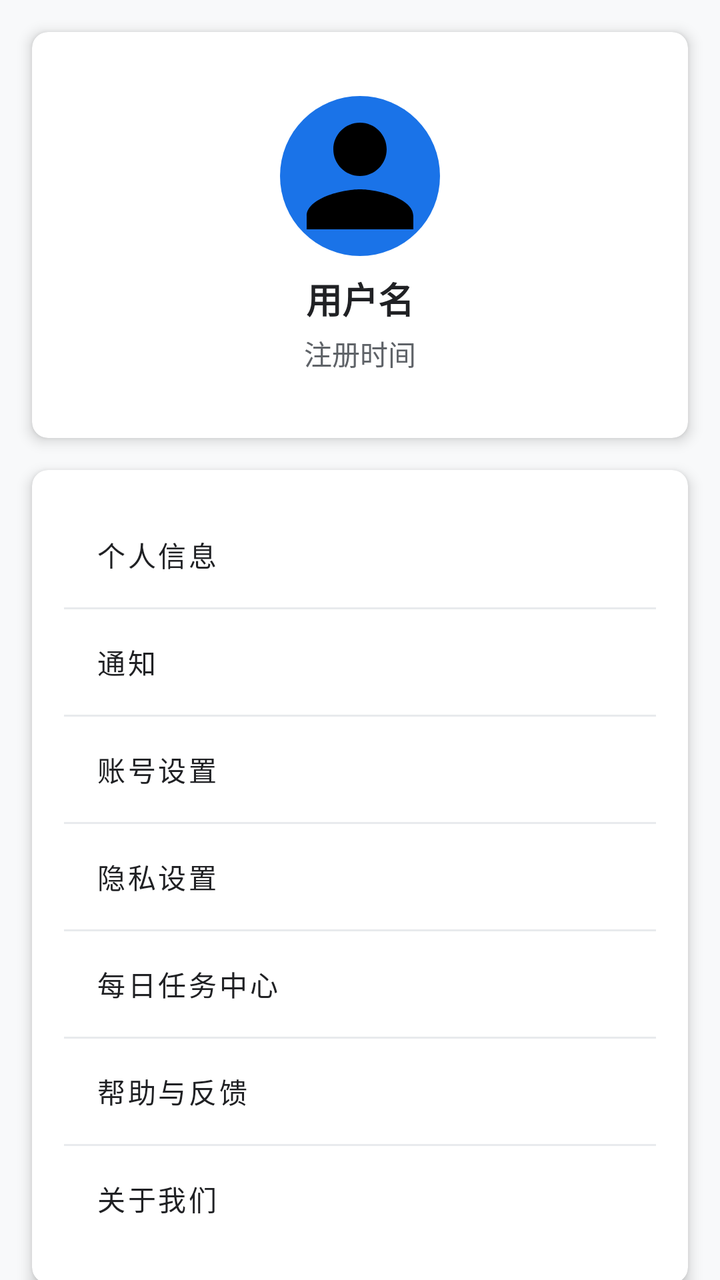
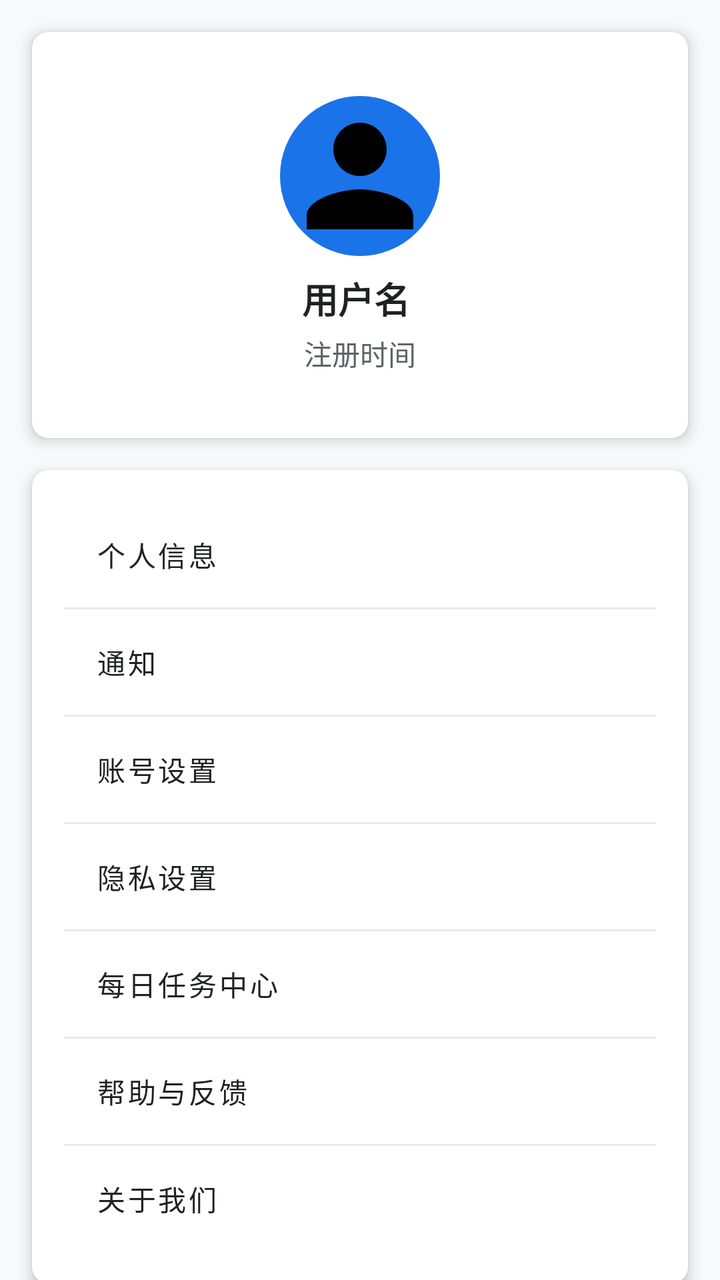

Before-and-after screenshots of an Android layout around one commit, followed by the original layout XML and the change that was made.
<!-- AndroidManifest.xml: application theme Theme.MyApplication -->
<!-- res/layout/fragment_profile.xml -->
<?xml version="1.0" encoding="utf-8"?>
<androidx.core.widget.NestedScrollView xmlns:android="http://schemas.android.com/apk/res/android"
    xmlns:app="http://schemas.android.com/apk/res-auto"
    xmlns:tools="http://schemas.android.com/tools"
    android:layout_width="match_parent"
    android:layout_height="match_parent"
    android:background="@color/colorBackground"
    tools:context=".ui.profile.ProfileFragment">

    <LinearLayout
        android:layout_width="match_parent"
        android:layout_height="wrap_content"
        android:orientation="vertical">

        
        <androidx.cardview.widget.CardView
            android:layout_width="match_parent"
            android:layout_height="wrap_content"
            android:layout_margin="16dp"
            app:cardCornerRadius="8dp"
            app:cardElevation="4dp">

            <LinearLayout
                android:layout_width="match_parent"
                android:layout_height="wrap_content"
                android:orientation="vertical"
                android:padding="16dp">

                <ImageView
                    android:id="@+id/iv_avatar"
                    android:layout_width="80dp"
                    android:layout_height="80dp"
                    android:layout_gravity="center_horizontal"
                    android:scaleType="centerCrop"
                    android:background="@drawable/circle_bg"
                    android:src="@drawable/ic_person" />

                <TextView
                    android:id="@+id/tv_username"
                    android:layout_width="wrap_content"
                    android:layout_height="wrap_content"
                    android:layout_gravity="center_horizontal"
                    android:layout_marginTop="8dp"
                    android:text="用户名"
                    android:textColor="@color/colorText"
                    android:textSize="18sp"
                    android:textStyle="bold" />


                <TextView
                    android:id="@+id/tv_register_time"
                    android:layout_width="wrap_content"
                    android:layout_height="wrap_content"
                    android:layout_gravity="center_horizontal"
                    android:layout_marginTop="4dp"
                    android:text="注册时间"
                    android:textColor="@color/colorTextSecondary"
                    android:textSize="14sp" />

            </LinearLayout>

        </androidx.cardview.widget.CardView>

        
        <androidx.cardview.widget.CardView
            android:layout_width="match_parent"
            android:layout_height="wrap_content"
            android:layout_marginStart="16dp"
            android:layout_marginEnd="16dp"
            android:layout_marginBottom="16dp"
            app:cardCornerRadius="8dp"
            app:cardElevation="4dp">

            <LinearLayout
                android:layout_width="match_parent"
                android:layout_height="wrap_content"
                android:orientation="vertical">

                
                <Button
                    android:id="@+id/btn_personal_info"
                    style="@style/Widget.MaterialComponents.Button.TextButton"
                    android:layout_width="match_parent"
                    android:layout_height="wrap_content"
                    android:gravity="start|center_vertical"
                    android:padding="16dp"
                    android:text="@string/personal_info"
                    android:textColor="@color/colorText"
                    app:icon="@drawable/ic_person"
                    app:iconTint="@color/colorPrimary" />

                <View
                    android:layout_width="match_parent"
                    android:layout_height="1dp"
                    android:background="@color/colorDivider" />

                
                <RelativeLayout
                    android:layout_width="match_parent"
                    android:layout_height="wrap_content">

                    <Button
                        android:id="@+id/btn_notification"
                        style="@style/Widget.MaterialComponents.Button.TextButton"
                        android:layout_width="match_parent"
                        android:layout_height="wrap_content"
                        android:gravity="start|center_vertical"
                        android:padding="16dp"
                        android:text="@string/notification"
                        android:textColor="@color/colorText"
                        app:icon="@drawable/ic_notification"
                        app:iconTint="@color/colorPrimary" />

                    <TextView
                        android:id="@+id/tv_notification_count"
                        android:layout_width="20dp"
                        android:layout_height="20dp"
                        android:layout_alignParentEnd="true"
                        android:layout_centerVertical="true"
                        android:layout_marginEnd="16dp"
                        android:background="@drawable/bg_notification_count"
                        android:gravity="center"
                        android:text="0"
                        android:textColor="@color/colorWhite"
                        android:textSize="12sp"
                        android:visibility="gone"
                        tools:visibility="visible" />
                </RelativeLayout>

                <View
                    android:layout_width="match_parent"
                    android:layout_height="1dp"
                    android:background="@color/colorDivider" />

                
                <Button
                    android:id="@+id/btn_account_settings"
                    style="@style/Widget.MaterialComponents.Button.TextButton"
                    android:layout_width="match_parent"
                    android:layout_height="wrap_content"
                    android:gravity="start|center_vertical"
                    android:padding="16dp"
                    android:text="@string/account_settings"
                    android:textColor="@color/colorText"
                    app:icon="@drawable/ic_lock"
                    app:iconTint="@color/colorPrimary" />

                <View
                    android:layout_width="match_parent"
                    android:layout_height="1dp"
                    android:background="@color/colorDivider" />

                
                <Button
                    android:id="@+id/btn_privacy_settings"
                    style="@style/Widget.MaterialComponents.Button.TextButton"
                    android:layout_width="match_parent"
                    android:layout_height="wrap_content"
                    android:gravity="start|center_vertical"
                    android:padding="16dp"
                    android:text="@string/privacy_settings"
                    android:textColor="@color/colorText"
                    app:icon="@drawable/ic_lock"
                    app:iconTint="@color/colorPrimary" />

                <View
                    android:layout_width="match_parent"
                    android:layout_height="1dp"
                    android:background="@color/colorDivider" />

                
                <Button
                    android:id="@+id/btn_daily_task"
                    style="@style/Widget.MaterialComponents.Button.TextButton"
                    android:layout_width="match_parent"
                    android:layout_height="wrap_content"
                    android:gravity="start|center_vertical"
                    android:padding="16dp"
                    android:text="每日任务中心"
                    android:textColor="@color/colorText"
                    app:icon="@drawable/ic_task"
                    app:iconTint="@color/colorPrimary" />

                <View
                    android:layout_width="match_parent"
                    android:layout_height="1dp"
                    android:background="@color/colorDivider" />

                
                <Button
                    android:id="@+id/btn_help_feedback"
                    style="@style/Widget.MaterialComponents.Button.TextButton"
                    android:layout_width="match_parent"
                    android:layout_height="wrap_content"
                    android:gravity="start|center_vertical"
                    android:padding="16dp"
                    android:text="@string/help_feedback"
                    android:textColor="@color/colorText"
                    app:icon="@drawable/ic_person"
                    app:iconTint="@color/colorPrimary" />

                <View
                    android:layout_width="match_parent"
                    android:layout_height="1dp"
                    android:background="@color/colorDivider" />

                
                <Button
                    android:id="@+id/btn_about_us"
                    style="@style/Widget.MaterialComponents.Button.TextButton"
                    android:layout_width="match_parent"
                    android:layout_height="wrap_content"
                    android:gravity="start|center_vertical"
                    android:padding="16dp"
                    android:text="@string/about_us"
                    android:textColor="@color/colorText"
                    app:icon="@drawable/ic_person"
                    app:iconTint="@color/colorPrimary" />

            </LinearLayout>

        </androidx.cardview.widget.CardView>

        
        <Button
            android:id="@+id/btn_logout"
            android:layout_width="match_parent"
            android:layout_height="wrap_content"
            android:layout_margin="16dp"
            android:background="@color/colorError"
            android:text="@string/logout"
            android:textColor="@color/colorWhite" />

    </LinearLayout>

</androidx.core.widget.NestedScrollView>
<!-- resources referenced by this layout -->
<resources>
  <color name="colorBackground">#F8F9FA</color>
  <color name="colorDivider">#E8EAED</color>
  <color name="colorError">#DB4437</color>
  <color name="colorPrimary">#1A73E8</color>
  <color name="colorText">#202124</color>
  <color name="colorTextSecondary">#5F6368</color>
  <color name="colorWhite">#FFFFFF</color>
  <!-- drawable bg_notification_count (drawable) -->
  <?xml version="1.0" encoding="utf-8"?>
  <shape xmlns:android="http://schemas.android.com/apk/res/android"
      android:shape="oval">
      <solid android:color="@color/colorError" />
      <size android:width="18dp" android:height="18dp" />
  </shape>
  <!-- drawable circle_bg (drawable) -->
  <?xml version="1.0" encoding="utf-8"?>
  <shape xmlns:android="http://schemas.android.com/apk/res/android"
      android:shape="oval">
      <solid android:color="@color/colorPrimary" />
  </shape>
  <!-- drawable ic_lock (drawable) -->
  <?xml version="1.0" encoding="utf-8"?>
  <vector xmlns:android="http://schemas.android.com/apk/res/android"
      android:width="24dp"
      android:height="24dp"
      android:viewportWidth="24.0"
      android:viewportHeight="24.0">
      <path
          android:fillColor="#FF000000"
          android:pathData="M18,8h-1V6c0-2.76,-2.24-5,-5-5S7,3.24,7,6v2H6c-1.1,0,-2,0.9,-2,2v10c0,1.1,0.9,2,2,2h12c1.1,0,2,-0.9,2,-2V10c0,-1.1,-0.9,-2,-2,-2zM12,17c-1.1,0,-2,-0.9,-2,-2s0.9,-2,2,-2,2,0.9,2,2,-0.9,2,-2,2zM16,8H8V6c0,-2.21,1.79,-4,4,-4s4,1.79,4,4v2z"/>
  </vector>
  <!-- drawable ic_person (drawable) -->
  <?xml version="1.0" encoding="utf-8"?>
  <vector xmlns:android="http://schemas.android.com/apk/res/android"
      android:width="24dp"
      android:height="24dp"
      android:viewportWidth="24.0"
      android:viewportHeight="24.0">
      <path
          android:fillColor="#FF000000"
          android:pathData="M12,12c2.21,0 4,-1.79 4,-4s-1.79,-4 -4,-4 -4,1.79 -4,4 1.79,4 4,4zM12,14c-2.67,0 -8,1.34 -8,4v2h16v-2c0,-2.66 -5.33,-4 -8,-4z"/>
  </vector>
  <string name="about_us">关于我们</string>
  <string name="account_settings">账号设置</string>
  <string name="help_feedback">帮助与反馈</string>
  <string name="logout">退出登录</string>
  <string name="notification">通知</string>
  <string name="personal_info">个人信息</string>
  <string name="privacy_settings">隐私设置</string>
  <color name="colorPrimaryDark">#0D47A1</color>
  <color name="colorAccent">#00BFA5</color>
  <color name="colorAccentLight">#5DF2D6</color>
  <color name="colorBlack">#000000</color>
  <color name="colorTextPrimary">#202124</color>
  <style name="Widget.MyApplication.TextInputLayout" parent="Widget.MaterialComponents.TextInputLayout.OutlinedBox">
          <item name="boxStrokeColor">@color/colorPrimary</item>
          <item name="hintTextColor">@color/colorPrimary</item>
          <item name="boxCornerRadiusBottomEnd">8dp</item>
          <item name="boxCornerRadiusBottomStart">8dp</item>
          <item name="boxCornerRadiusTopEnd">8dp</item>
          <item name="boxCornerRadiusTopStart">8dp</item>
          <item name="errorTextColor">@color/colorError</item>
      </style>
  <style name="Widget.MyApplication.CardView" parent="Widget.MaterialComponents.CardView">
          <item name="cardBackgroundColor">@color/colorCardBackground</item>
          <item name="cardCornerRadius">12dp</item>
          <item name="cardElevation">4dp</item>
          <item name="contentPadding">16dp</item>
          <item name="android:layout_margin">8dp</item>
      </style>
  <style name="Widget.MyApplication.BottomNavigationView" parent="Widget.MaterialComponents.BottomNavigationView">
          <item name="itemIconTint">@color/bottom_nav_item_color</item>
          <item name="itemTextColor">@color/bottom_nav_item_color</item>
          <item name="itemRippleColor">@color/colorPrimaryLight</item>
          <item name="elevation">8dp</item>
          <item name="labelVisibilityMode">labeled</item>
      </style>
  <color name="colorCardBackground">#FFFFFF</color>
  <color name="colorPrimaryLight">#64B5F6</color>
  <!-- unchanged entries left out for length: 4 -->
</resources>

<!-- the commit's change to res/layout/fragment_profile.xml (unified diff, before → after) -->
@@ -35,16 +35,30 @@
                     android:background="@drawable/circle_bg"
                     android:src="@drawable/ic_person" />
 
-                <TextView
-                    android:id="@+id/tv_username"
+                <LinearLayout
                     android:layout_width="wrap_content"
                     android:layout_height="wrap_content"
                     android:layout_gravity="center_horizontal"
                     android:layout_marginTop="8dp"
-                    android:text="用户名"
-                    android:textColor="@color/colorText"
-                    android:textSize="18sp"
-                    android:textStyle="bold" />
+                    android:orientation="horizontal">
+
+                    <TextView
+                        android:id="@+id/tv_username"
+                        android:layout_width="wrap_content"
+                        android:layout_height="wrap_content"
+                        android:text="用户名"
+                        android:textColor="@color/colorText"
+                        android:textSize="18sp"
+                        android:textStyle="bold" />
+
+                    <TextView
+                        android:id="@+id/tv_gender_symbol"
+                        android:layout_width="wrap_content"
+                        android:layout_height="wrap_content"
+                        android:layout_marginStart="4dp"
+                        android:textColor="@color/colorPrimary"
+                        android:textSize="18sp" />
+                </LinearLayout>
 
 
                 <TextView
